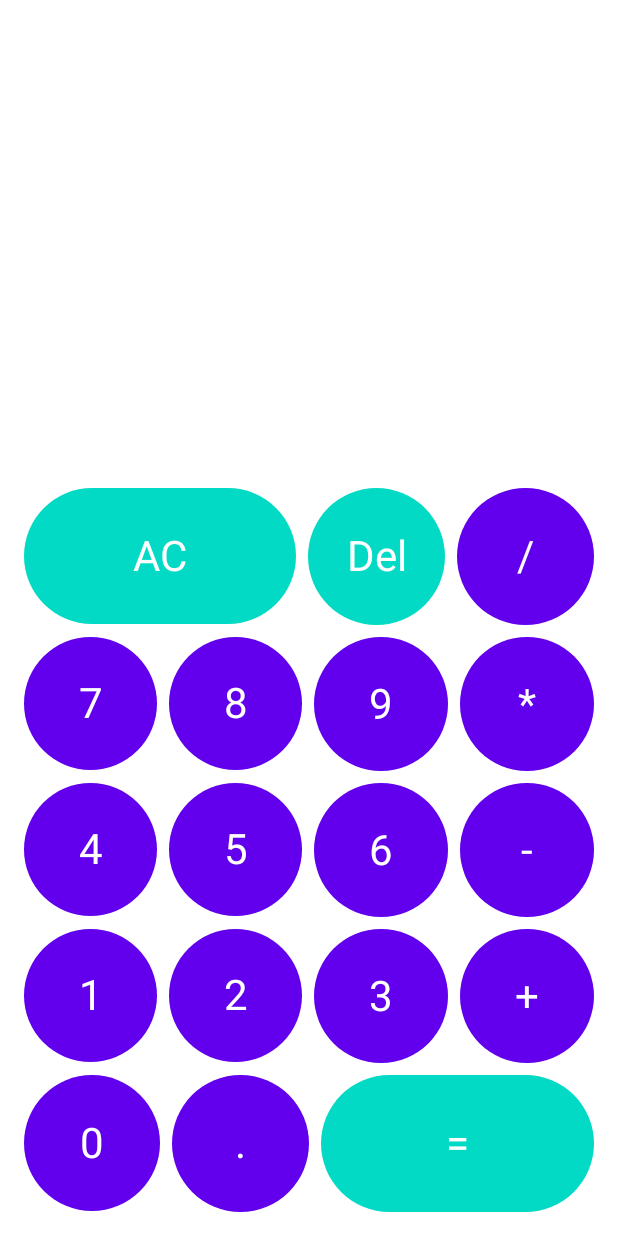
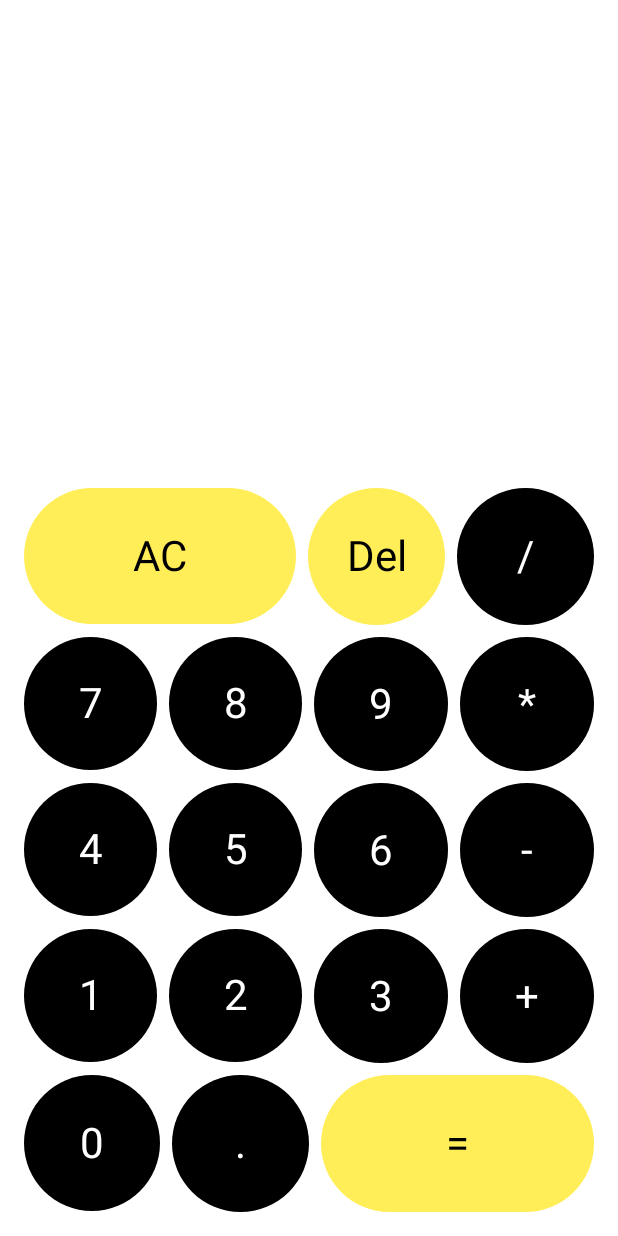
Before and after one commit to riskymind/Compose-Calculator, an Android app built with Jetpack Compose: the screen it shows after launch (MainActivity), on a phone screen of 412 x 824 dp. Run offline under Robolectric (Android 15) with nearby library versions, the phone set to English and light mode, and no system bars.

Commit message:
install splash screen

```diff
--- a/app/build.gradle
+++ b/app/build.gradle
@@ -61,5 +61,9 @@ dependencies {
     debugImplementation "androidx.compose.ui:ui-tooling:$compose_ui_version"
     debugImplementation "androidx.compose.ui:ui-test-manifest:$compose_ui_version"
 
+    // ViewModel
     implementation "androidx.lifecycle:lifecycle-viewmodel-compose:2.5.1"
+
+    // SplashScreen Api
+    implementation "androidx.core:core-splashscreen:1.0.0"
 }
--- a/app/src/main/AndroidManifest.xml
+++ b/app/src/main/AndroidManifest.xml
@@ -10,13 +10,12 @@
         android:label="@string/app_name"
         android:roundIcon="@mipmap/ic_launcher_round"
         android:supportsRtl="true"
-        android:theme="@style/Theme.Calculator"
+        android:theme="@style/Theme.App.SplashScreen"
         tools:targetApi="31">
         <activity
             android:name=".MainActivity"
             android:exported="true"
-            android:label="@string/app_name"
-            android:theme="@style/Theme.Calculator">
+            android:theme="@style/Theme.App.SplashScreen">
             <intent-filter>
                 <action android:name="android.intent.action.MAIN" />
 
--- a/app/src/main/java/com/asterisk/calculator/MainActivity.kt
+++ b/app/src/main/java/com/asterisk/calculator/MainActivity.kt
@@ -10,12 +10,16 @@ import androidx.compose.material.Text
 import androidx.compose.runtime.Composable
 import androidx.compose.ui.Modifier
 import androidx.compose.ui.tooling.preview.Preview
+import androidx.core.splashscreen.SplashScreen.Companion.installSplashScreen
 import com.asterisk.calculator.ui.CalculatorScreen
 import com.asterisk.calculator.ui.theme.CalculatorTheme
 
 class MainActivity : ComponentActivity() {
     override fun onCreate(savedInstanceState: Bundle?) {
         super.onCreate(savedInstanceState)
+        installSplashScreen().apply {
+
+        }
         setContent {
             CalculatorTheme {
                 // A surface container using the 'background' color from the theme
--- a/app/src/main/java/com/asterisk/calculator/ui/CalculatorScreen.kt
+++ b/app/src/main/java/com/asterisk/calculator/ui/CalculatorScreen.kt
@@ -51,6 +51,7 @@ fun CalculatorScreen(
                 CalculatorButton(
                     symbol = "AC",
                     color = MaterialTheme.colors.secondary,
+                    textColor = MaterialTheme.colors.onSecondary,
                     modifier = modifier
                         .aspectRatio(2f)
                         .weight(2f)
@@ -61,6 +62,7 @@ fun CalculatorScreen(
                 CalculatorButton(
                     symbol = "Del",
                     color = MaterialTheme.colors.secondary,
+                    textColor = MaterialTheme.colors.onSecondary,
                     modifier = modifier
                         .aspectRatio(1f)
                         .weight(1f)
@@ -206,6 +208,7 @@ fun CalculatorScreen(
                 CalculatorButton(
                     symbol = "=",
                     color = MaterialTheme.colors.secondary,
+                    textColor = MaterialTheme.colors.onSecondary,
                     modifier = modifier
                         .aspectRatio(2f)
                         .weight(2f)) {
--- a/app/src/main/java/com/asterisk/calculator/ui/components/CalculatorButton.kt
+++ b/app/src/main/java/com/asterisk/calculator/ui/components/CalculatorButton.kt
@@ -20,6 +20,7 @@ fun CalculatorButton(
     symbol: String,
     modifier: Modifier = Modifier,
     color: Color = MaterialTheme.colors.primary,
+    textColor: Color = MaterialTheme.colors.onPrimary,
     onClick: () -> Unit,
 ) {
 
@@ -32,7 +33,7 @@ fun CalculatorButton(
     ) {
         Text(
             text = symbol,
-            color = MaterialTheme.colors.onPrimary,
+            color = textColor,
             fontSize = 28.sp
         )
     }
--- a/app/src/main/java/com/asterisk/calculator/ui/theme/Color.kt
+++ b/app/src/main/java/com/asterisk/calculator/ui/theme/Color.kt
@@ -6,3 +6,12 @@ val Purple200 = Color(0xFFBB86FC)
 val Purple500 = Color(0xFF6200EE)
 val Purple700 = Color(0xFF3700B3)
 val Teal200 = Color(0xFF03DAC5)
+
+val PrimaryColor = Color(0xFF212121)
+val PrimaryDarkColor = Color(0xFF000000)
+val PrimaryLightColor = Color(0xFF484848)
+val SecondaryColor = Color(0xFFffee58)
+val SecondaryLightColor = Color(0xFFffff8b)
+val SecondaryDarkColor = Color(0xFFc9bc1f)
+val PrimaryTextColor = Color(0XFFFFFFFF)
+val SecondaryTextColor = Color(0XFF000000)
--- a/app/src/main/java/com/asterisk/calculator/ui/theme/Theme.kt
+++ b/app/src/main/java/com/asterisk/calculator/ui/theme/Theme.kt
@@ -5,26 +5,30 @@ import androidx.compose.material.MaterialTheme
 import androidx.compose.material.darkColors
 import androidx.compose.material.lightColors
 import androidx.compose.runtime.Composable
+import androidx.compose.ui.graphics.Color
 
 private val DarkColorPalette = darkColors(
-    primary = Purple200,
-    primaryVariant = Purple700,
-    secondary = Teal200
+    primary = PrimaryDarkColor,
+    primaryVariant = PrimaryLightColor,
+    secondary = SecondaryColor,
+    background = Color.White,
+    surface = Color.White,
+    onPrimary = PrimaryTextColor,
+    onSecondary = SecondaryTextColor,
+    onBackground = Color.Black,
+    onSurface = Color.Black,
 )
 
 private val LightColorPalette = lightColors(
-    primary = Purple500,
-    primaryVariant = Purple700,
-    secondary = Teal200
-
-    /* Other default colors to override
+    primary = PrimaryDarkColor,
+    primaryVariant = PrimaryLightColor,
+    secondary = SecondaryColor,
     background = Color.White,
     surface = Color.White,
-    onPrimary = Color.White,
-    onSecondary = Color.Black,
+    onPrimary = PrimaryTextColor,
+    onSecondary = SecondaryTextColor,
     onBackground = Color.Black,
     onSurface = Color.Black,
-    */
 )
 
 @Composable
--- a/app/src/main/res/values/colors.xml
+++ b/app/src/main/res/values/colors.xml
@@ -7,4 +7,14 @@
     <color name="teal_700">#FF018786</color>
     <color name="black">#FF000000</color>
     <color name="white">#FFFFFFFF</color>
+
+    <color name="primaryColor">#212121</color>
+    <color name="primaryLightColor">#484848</color>
+    <color name="primaryDarkColor">#000000</color>
+    <color name="secondaryColor">#ffee58</color>
+    <color name="secondaryLightColor">#ffff8b</color>
+    <color name="secondaryDarkColor">#c9bc1f</color>
+    <color name="primaryTextColor">#ffffff</color>
+    <color name="secondaryTextColor">#000000</color>
+
 </resources>
--- a/app/src/main/res/values/themes.xml
+++ b/app/src/main/res/values/themes.xml
@@ -2,6 +2,13 @@
 <resources>
 
     <style name="Theme.Calculator" parent="android:Theme.Material.Light.NoActionBar">
-        <item name="android:statusBarColor">@color/purple_700</item>
+        <item name="android:statusBarColor">@color/primaryColor</item>
+    </style>
+
+    <style name="Theme.App.SplashScreen" parent="Theme.SplashScreen">
+        <item name="windowSplashScreenBackground">@color/primaryColor</item>
+        <item name="windowSplashScreenAnimatedIcon">@drawable/ic_launcher_background</item>
+        <item name="windowSplashScreenAnimationDuration">200</item>
+        <item name="postSplashScreenTheme">@style/Theme.Calculator</item>
     </style>
 </resources>
```
